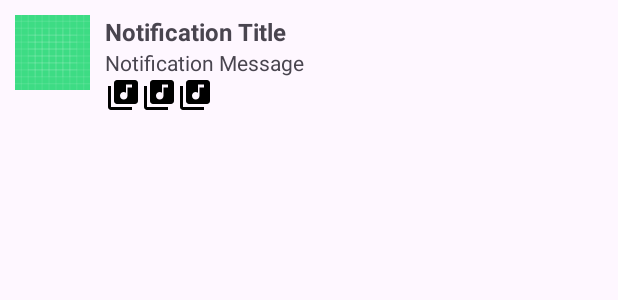
After one commit to AkshMavani/abc, an Android app: the layout abc.xml on its own in the app's theme, with its tools: preview values and no code run, on a phone screen of 412 x 824 dp. The commit adds this screen. Shown: the top 300 px of the screen. Run offline under Robolectric (Android 15) with nearby library versions, the phone set to English and light mode, and no system bars.

Commit message:
blur...12345

```diff
--- /dev/null
+++ b/app/src/main/res/layout/abc.xml
@@ -0,0 +1,55 @@
+<?xml version="1.0" encoding="utf-8"?>
+<LinearLayout xmlns:android="http://schemas.android.com/apk/res/android"
+    android:layout_width="match_parent"
+    android:layout_height="wrap_content"
+    android:orientation="horizontal"
+    android:padding="10dp">
+
+    <ImageView
+        android:id="@+id/image"
+        android:layout_width="50dp"
+        android:layout_height="50dp"
+        android:src="@drawable/ic_launcher_background" />
+
+    <LinearLayout
+        android:layout_width="0dp"
+        android:layout_height="wrap_content"
+        android:layout_weight="1"
+        android:orientation="vertical"
+        android:paddingStart="10dp"
+        android:paddingEnd="10dp">
+
+        <TextView
+            android:id="@+id/title"
+            android:layout_width="match_parent"
+            android:layout_height="wrap_content"
+            android:text="Notification Title"
+            android:textSize="16sp"
+            android:textStyle="bold" />
+
+        <TextView
+            android:id="@+id/message"
+            android:layout_width="match_parent"
+            android:layout_height="wrap_content"
+            android:text="Notification Message"
+            android:textSize="14sp" />
+        <LinearLayout
+            android:layout_width="match_parent"
+            android:orientation="horizontal"
+            android:layout_height="wrap_content">
+            <ImageView
+                android:layout_width="wrap_content"
+                android:src="@drawable/baseline_library_music_24"
+                android:layout_height="wrap_content"/>
+            <ImageView
+                android:layout_width="wrap_content"
+                android:src="@drawable/baseline_library_music_24"
+                android:layout_height="wrap_content"/>
+            <ImageView
+                android:layout_width="wrap_content"
+                android:src="@drawable/baseline_library_music_24"
+                android:layout_height="wrap_content"/>
+        </LinearLayout>
+    </LinearLayout>
+
+</LinearLayout>
--- a/app/src/main/res/values/themes.xml
+++ b/app/src/main/res/values/themes.xml
@@ -20,4 +20,5 @@
     <style name="ToolbarTheme" parent="@style/ThemeOverlay.AppCompat.ActionBar">
         <item name="colorControlNormal">@color/white</item>
     </style>
+
 </resources>
```
Also changed, not shown: app/src/main/AndroidManifest.xml (+5 -2 lines), app/src/main/java/com/example/delete/bllotothh/CustomAdapter.kt (added, +40 -0 lines), app/src/main/java/com/example/delete/bllotothh/MainActivity_listAll.kt (+6 -4 lines), app/src/main/java/com/example/delete/image/Activity_Notification.kt (added, +78 -0 lines), app/src/main/java/com/example/delete/playlist/MainActivity.kt (+70 -69 lines), app/src/main/res/layout/activity_main_list_all.xml (+20 -0 lines), app/src/main/res/layout/activity_notification.xml (added, +20 -0 lines), app/src/main/res/layout/card_view_design_list.xml (added, +18 -0 lines).
